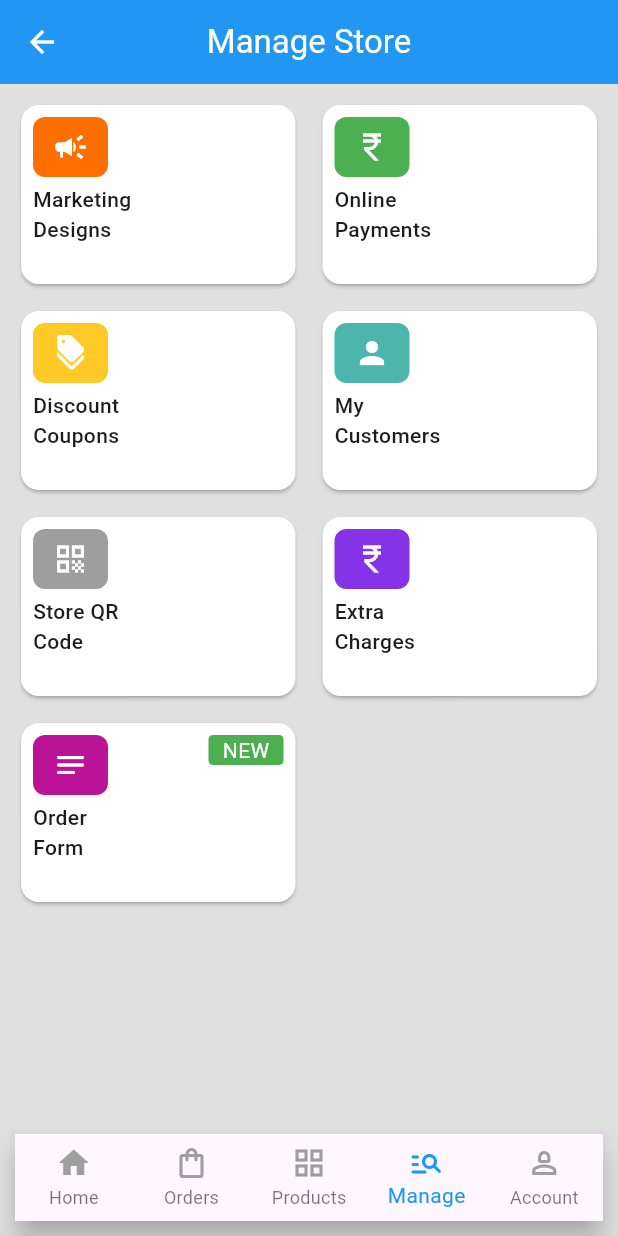
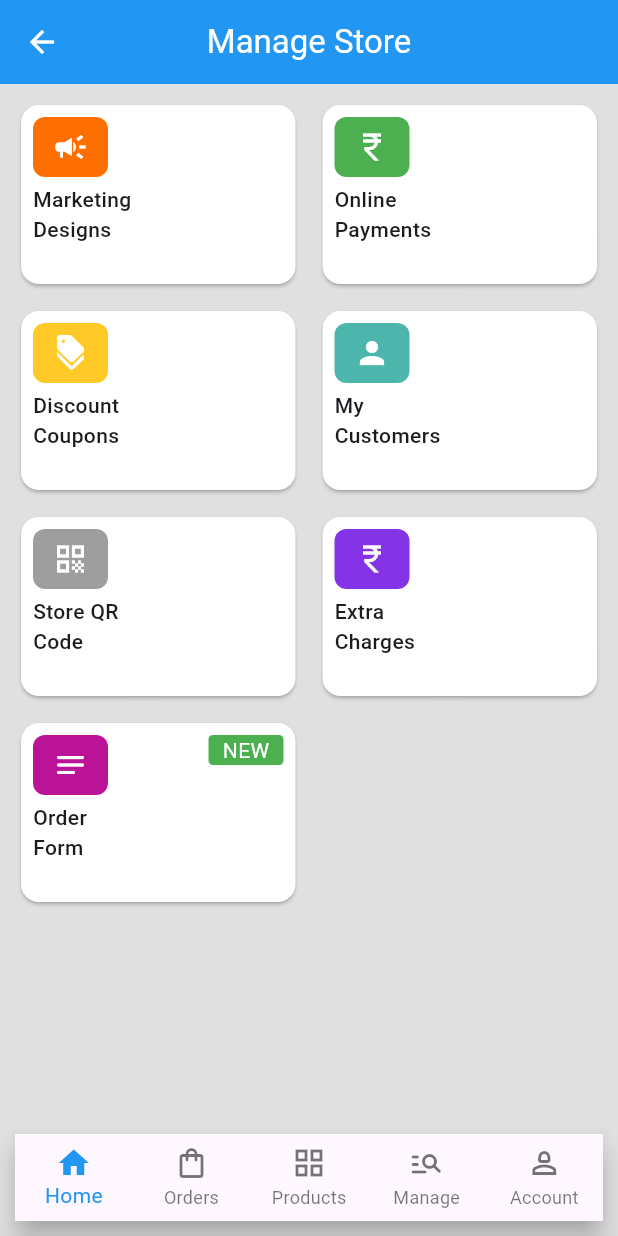
Before and after one commit to Shabeebmohmd/ui-Design, a Flutter app: the ScreenTwo1 screen opened directly, on a phone screen of 412 x 824 dp. Run offline on Flutter 3.47's test engine with Material 3 defaults, Android fonts, the light colour scheme and no system bars; our stand-ins replace font_awesome_flutter, youtube_player_flutter.

Commit message:
third commit

```diff
--- a/lib/screens/screen_two1.dart
+++ b/lib/screens/screen_two1.dart
@@ -9,6 +9,7 @@ class ScreenTwo1 extends StatefulWidget {
 }
 
 class _ScreenTwo1State extends State<ScreenTwo1> {
+  int _position = 0;
   Details obj = Details();
 
   @override
@@ -110,41 +111,46 @@ class _ScreenTwo1State extends State<ScreenTwo1> {
                       BottomNavigationBarItem(
                         icon: Icon(
                           Icons.home,
-                          color: Colors.grey,
+                          // color: Colors.grey,
                         ),
                         label: 'Home',
                       ),
                       BottomNavigationBarItem(
                         icon: Icon(
                           Icons.shopping_bag_outlined,
-                          color: Colors.grey,
+                          // color: Colors.grey,
                         ),
                         label: 'Orders',
                       ),
                       BottomNavigationBarItem(
                         icon: Icon(
                           Icons.grid_view_outlined,
-                          color: Colors.grey,
+                          // color: Colors.grey,
                         ),
                         label: 'Products',
                       ),
                       BottomNavigationBarItem(
                         icon: Icon(
                           Icons.manage_search_rounded,
-                          color: Colors.blue,
+                          // color: Colors.blue,
                         ),
                         label: 'Manage',
                       ),
                       BottomNavigationBarItem(
                         icon: Icon(
                           Icons.person_2_outlined,
-                          color: Colors.grey,
+                          // color: Colors.grey,
                         ),
                         label: 'Account',
                       ),
                     ],
-                    currentIndex: 3,
+                    currentIndex: _position,
                     selectedItemColor: Colors.blue,
+                    onTap: (value) {
+                      setState(() {
+                        _position = value;
+                      });
+                    },
                   ),
                 ),
               ],
```
Also changed, not shown: lib/screens/screen_six.dart (+8 -5 lines).
